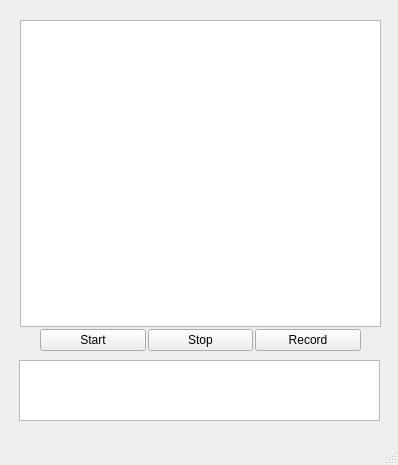
Above: Scripts/UI_Files/StudentWindow.ui from OuNiSang/ELEC490Project before the change. Below: the same form after it.
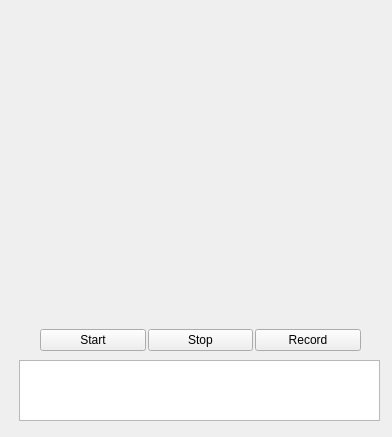
That is the form after the change.

Commit message: [Update] Still fixing UI conversion

The edit to the form file:
```diff
--- a/Scripts/UI_Files/StudentWindow.ui
+++ b/Scripts/UI_Files/StudentWindow.ui
@@ -6,14 +6,20 @@
    <rect>
     <x>0</x>
     <y>0</y>
-    <width>398</width>
-    <height>465</height>
+    <width>392</width>
+    <height>437</height>
    </rect>
   </property>
   <property name="windowTitle">
    <string>MainWindow</string>
   </property>
   <widget class="QWidget" name="centralwidget">
+   <property name="sizePolicy">
+    <sizepolicy hsizetype="Expanding" vsizetype="Expanding">
+     <horstretch>0</horstretch>
+     <verstretch>0</verstretch>
+    </sizepolicy>
+   </property>
    <widget class="QWidget" name="verticalLayoutWidget">
     <property name="geometry">
      <rect>
@@ -30,7 +36,11 @@
      <item>
       <layout class="QHBoxLayout" name="videoWidget">
        <item>
-        <widget class="QGraphicsView" name="Video"/>
+        <widget class="QLabel" name="lbl_camOut">
+         <property name="text">
+          <string/>
+         </property>
+        </widget>
        </item>
       </layout>
      </item>
@@ -83,17 +93,6 @@
     </layout>
    </widget>
   </widget>
-  <widget class="QMenuBar" name="menubar">
-   <property name="geometry">
-    <rect>
-     <x>0</x>
-     <y>0</y>
-     <width>398</width>
-     <height>22</height>
-    </rect>
-   </property>
-  </widget>
-  <widget class="QStatusBar" name="statusbar"/>
  </widget>
  <resources/>
  <connections/>
```
Left out of the diff: 10 changed lines with no effect on the pictures. The commit also changes 5 other files.
